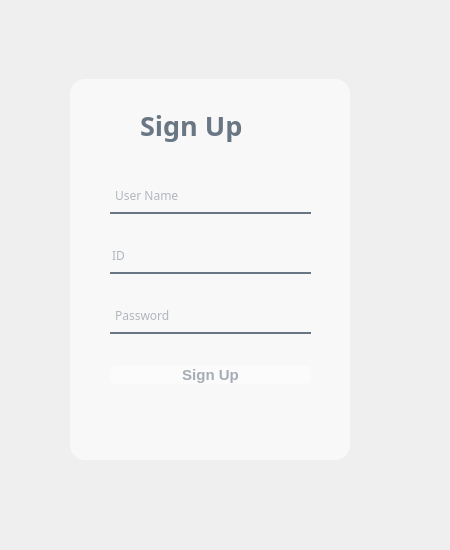
Above: createacc.ui from gustmdqkr321/delicious-calories before the change. Below: the same form after it.
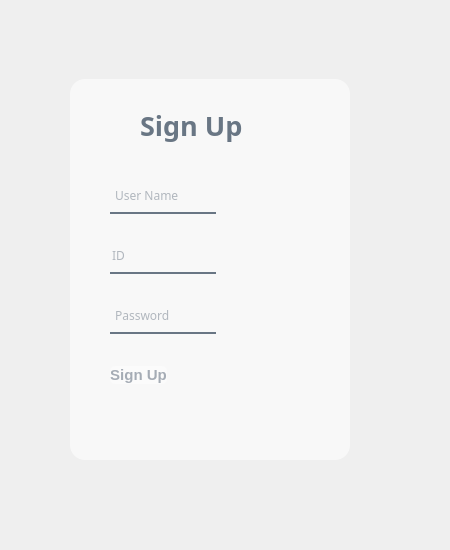
That is the form after the change. Icons and pictures are not drawn.

Diff of the .ui file:
```diff
--- a/createacc.ui
+++ b/createacc.ui
@@ -22,6 +22,12 @@
      <height>480</height>
     </rect>
    </property>
+   <property name="sizePolicy">
+    <sizepolicy hsizetype="Fixed" vsizetype="Preferred">
+     <horstretch>0</horstretch>
+     <verstretch>0</verstretch>
+    </sizepolicy>
+   </property>
    <property name="font">
     <font>
      <family>Algerian</family>
@@ -36,6 +42,12 @@
       <height>420</height>
      </rect>
     </property>
+    <property name="sizePolicy">
+     <sizepolicy hsizetype="Fixed" vsizetype="Preferred">
+      <horstretch>0</horstretch>
+      <verstretch>0</verstretch>
+     </sizepolicy>
+    </property>
     <property name="styleSheet">
      <string notr="true">border-image: url(:/images/Egg.jpg);
 border-radius:20px;
@@ -54,6 +66,12 @@
       <height>381</height>
      </rect>
     </property>
+    <property name="sizePolicy">
+     <sizepolicy hsizetype="Fixed" vsizetype="Preferred">
+      <horstretch>0</horstretch>
+      <verstretch>0</verstretch>
+     </sizepolicy>
+    </property>
     <property name="styleSheet">
      <string notr="true">background-color:rgba(255,255,255,150);
 border-radius:15px;</string>
@@ -95,9 +113,21 @@
       <height>251</height>
      </rect>
     </property>
+    <property name="sizePolicy">
+     <sizepolicy hsizetype="Fixed" vsizetype="Preferred">
+      <horstretch>0</horstretch>
+      <verstretch>0</verstretch>
+     </sizepolicy>
+    </property>
     <layout class="QVBoxLayout" name="verticalLayout">
      <item>
       <widget class="QLineEdit" name="name">
+       <property name="sizePolicy">
+        <sizepolicy hsizetype="Fixed" vsizetype="Fixed">
+         <horstretch>0</horstretch>
+         <verstretch>0</verstretch>
+        </sizepolicy>
+       </property>
        <property name="font">
         <font>
          <family>Bahnschrift</family>
@@ -117,6 +147,12 @@
      </item>
      <item>
       <widget class="QLineEdit" name="userID">
+       <property name="sizePolicy">
+        <sizepolicy hsizetype="Fixed" vsizetype="Fixed">
+         <horstretch>0</horstretch>
+         <verstretch>0</verstretch>
+        </sizepolicy>
+       </property>
        <property name="font">
         <font>
          <family>Bahnschrift</family>
@@ -142,6 +178,12 @@
      </item>
      <item>
       <widget class="QLineEdit" name="password">
+       <property name="sizePolicy">
+        <sizepolicy hsizetype="Fixed" vsizetype="Fixed">
+         <horstretch>0</horstretch>
+         <verstretch>0</verstretch>
+        </sizepolicy>
+       </property>
        <property name="font">
         <font>
          <family>Bahnschrift</family>
@@ -164,6 +206,12 @@
      </item>
      <item>
       <widget class="QPushButton" name="signupButton">
+       <property name="sizePolicy">
+        <sizepolicy hsizetype="Fixed" vsizetype="Fixed">
+         <horstretch>0</horstretch>
+         <verstretch>0</verstretch>
+        </sizepolicy>
+       </property>
        <property name="font">
         <font>
          <family>Microsoft JhengHei UI</family>
```
Left out of the diff: 6 changed lines with no effect on the pictures.
